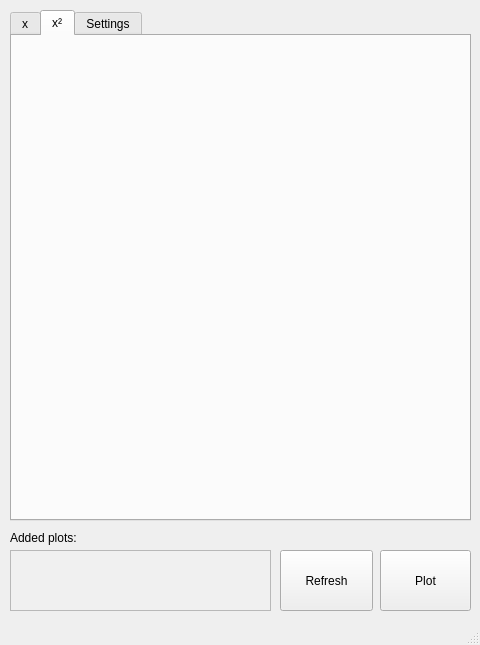
Before: the Qt Designer form school_function_drawer.ui in Zaby1990/school_function_drawer, drawn with Qt 5.
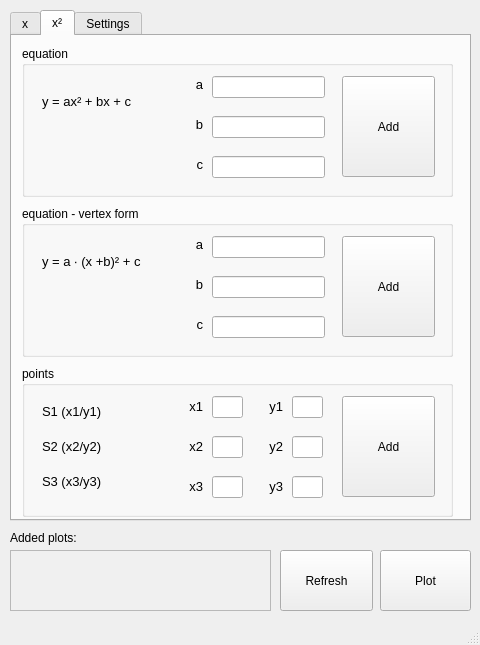
After: the same form once the commit is applied. The open tabs and pages were chosen to show the change.

Commit message: add content of x² tab in gui

The edit to the form file:
```diff
--- a/school_function_drawer.ui
+++ b/school_function_drawer.ui
@@ -327,6 +327,546 @@
      <attribute name="title">
       <string>x²</string>
      </attribute>
+     <widget class="QGroupBox" name="groupBox_4">
+      <property name="geometry">
+       <rect>
+        <x>10</x>
+        <y>10</y>
+        <width>431</width>
+        <height>151</height>
+       </rect>
+      </property>
+      <property name="title">
+       <string>equation</string>
+      </property>
+      <widget class="QLineEdit" name="txtEqM_2">
+       <property name="geometry">
+        <rect>
+         <x>190</x>
+         <y>30</y>
+         <width>113</width>
+         <height>22</height>
+        </rect>
+       </property>
+      </widget>
+      <widget class="QLineEdit" name="txtEqN_2">
+       <property name="geometry">
+        <rect>
+         <x>190</x>
+         <y>70</y>
+         <width>113</width>
+         <height>22</height>
+        </rect>
+       </property>
+      </widget>
+      <widget class="QLabel" name="label_2">
+       <property name="geometry">
+        <rect>
+         <x>160</x>
+         <y>30</y>
+         <width>21</width>
+         <height>16</height>
+        </rect>
+       </property>
+       <property name="font">
+        <font>
+         <pointsize>10</pointsize>
+        </font>
+       </property>
+       <property name="text">
+        <string>a</string>
+       </property>
+       <property name="alignment">
+        <set>Qt::AlignRight|Qt::AlignTrailing|Qt::AlignVCenter</set>
+       </property>
+      </widget>
+      <widget class="QLabel" name="label_12">
+       <property name="geometry">
+        <rect>
+         <x>160</x>
+         <y>70</y>
+         <width>21</width>
+         <height>16</height>
+        </rect>
+       </property>
+       <property name="font">
+        <font>
+         <pointsize>10</pointsize>
+        </font>
+       </property>
+       <property name="text">
+        <string>b</string>
+       </property>
+       <property name="alignment">
+        <set>Qt::AlignRight|Qt::AlignTrailing|Qt::AlignVCenter</set>
+       </property>
+      </widget>
+      <widget class="QLabel" name="label_13">
+       <property name="geometry">
+        <rect>
+         <x>20</x>
+         <y>40</y>
+         <width>101</width>
+         <height>31</height>
+        </rect>
+       </property>
+       <property name="font">
+        <font>
+         <pointsize>10</pointsize>
+        </font>
+       </property>
+       <property name="text">
+        <string>y = ax² + bx + c</string>
+       </property>
+      </widget>
+      <widget class="QPushButton" name="butAddLinEq_2">
+       <property name="geometry">
+        <rect>
+         <x>320</x>
+         <y>30</y>
+         <width>93</width>
+         <height>101</height>
+        </rect>
+       </property>
+       <property name="text">
+        <string>Add</string>
+       </property>
+      </widget>
+      <widget class="QLineEdit" name="txtEqN_3">
+       <property name="geometry">
+        <rect>
+         <x>190</x>
+         <y>110</y>
+         <width>113</width>
+         <height>22</height>
+        </rect>
+       </property>
+      </widget>
+      <widget class="QLabel" name="label_14">
+       <property name="geometry">
+        <rect>
+         <x>160</x>
+         <y>110</y>
+         <width>21</width>
+         <height>16</height>
+        </rect>
+       </property>
+       <property name="font">
+        <font>
+         <pointsize>10</pointsize>
+        </font>
+       </property>
+       <property name="text">
+        <string>c</string>
+       </property>
+       <property name="alignment">
+        <set>Qt::AlignRight|Qt::AlignTrailing|Qt::AlignVCenter</set>
+       </property>
+      </widget>
+     </widget>
+     <widget class="QGroupBox" name="groupBox_5">
+      <property name="geometry">
+       <rect>
+        <x>10</x>
+        <y>170</y>
+        <width>431</width>
+        <height>151</height>
+       </rect>
+      </property>
+      <property name="title">
+       <string>equation - vertex form</string>
+      </property>
+      <widget class="QLineEdit" name="txtEqM_4">
+       <property name="geometry">
+        <rect>
+         <x>190</x>
+         <y>30</y>
+         <width>113</width>
+         <height>22</height>
+        </rect>
+       </property>
+      </widget>
+      <widget class="QLineEdit" name="txtEqN_6">
+       <property name="geometry">
+        <rect>
+         <x>190</x>
+         <y>70</y>
+         <width>113</width>
+         <height>22</height>
+        </rect>
+       </property>
+      </widget>
+      <widget class="QLabel" name="label_19">
+       <property name="geometry">
+        <rect>
+         <x>160</x>
+         <y>30</y>
+         <width>21</width>
+         <height>16</height>
+        </rect>
+       </property>
+       <property name="font">
+        <font>
+         <pointsize>10</pointsize>
+        </font>
+       </property>
+       <property name="text">
+        <string>a</string>
+       </property>
+       <property name="alignment">
+        <set>Qt::AlignRight|Qt::AlignTrailing|Qt::AlignVCenter</set>
+       </property>
+      </widget>
+      <widget class="QLabel" name="label_20">
+       <property name="geometry">
+        <rect>
+         <x>160</x>
+         <y>70</y>
+         <width>21</width>
+         <height>16</height>
+        </rect>
+       </property>
+       <property name="font">
+        <font>
+         <pointsize>10</pointsize>
+        </font>
+       </property>
+       <property name="text">
+        <string>b</string>
+       </property>
+       <property name="alignment">
+        <set>Qt::AlignRight|Qt::AlignTrailing|Qt::AlignVCenter</set>
+       </property>
+      </widget>
+      <widget class="QLabel" name="label_21">
+       <property name="geometry">
+        <rect>
+         <x>20</x>
+         <y>40</y>
+         <width>121</width>
+         <height>31</height>
+        </rect>
+       </property>
+       <property name="font">
+        <font>
+         <pointsize>10</pointsize>
+        </font>
+       </property>
+       <property name="text">
+        <string>y = a ∙ (x +b)² + c</string>
+       </property>
+      </widget>
+      <widget class="QPushButton" name="butAddLinEq_4">
+       <property name="geometry">
+        <rect>
+         <x>320</x>
+         <y>30</y>
+         <width>93</width>
+         <height>101</height>
+        </rect>
+       </property>
+       <property name="text">
+        <string>Add</string>
+       </property>
+      </widget>
+      <widget class="QLineEdit" name="txtEqN_7">
+       <property name="geometry">
+        <rect>
+         <x>190</x>
+         <y>110</y>
+         <width>113</width>
+         <height>22</height>
+        </rect>
+       </property>
+      </widget>
+      <widget class="QLabel" name="label_22">
+       <property name="geometry">
+        <rect>
+         <x>160</x>
+         <y>110</y>
+         <width>21</width>
+         <height>16</height>
+        </rect>
+       </property>
+       <property name="font">
+        <font>
+         <pointsize>10</pointsize>
+        </font>
+       </property>
+       <property name="text">
+        <string>c</string>
+       </property>
+       <property name="alignment">
+        <set>Qt::AlignRight|Qt::AlignTrailing|Qt::AlignVCenter</set>
+       </property>
+      </widget>
+     </widget>
+     <widget class="QGroupBox" name="groupBox_6">
+      <property name="geometry">
+       <rect>
+        <x>10</x>
+        <y>330</y>
+        <width>431</width>
+        <height>151</height>
+       </rect>
+      </property>
+      <property name="title">
+       <string>points</string>
+      </property>
+      <widget class="QLineEdit" name="txtLinPoiX1_2">
+       <property name="geometry">
+        <rect>
+         <x>190</x>
+         <y>30</y>
+         <width>31</width>
+         <height>22</height>
+        </rect>
+       </property>
+      </widget>
+      <widget class="QLineEdit" name="txtLinPoiX2_2">
+       <property name="geometry">
+        <rect>
+         <x>190</x>
+         <y>70</y>
+         <width>31</width>
+         <height>22</height>
+        </rect>
+       </property>
+      </widget>
+      <widget class="QLabel" name="label_23">
+       <property name="geometry">
+        <rect>
+         <x>20</x>
+         <y>30</y>
+         <width>101</width>
+         <height>31</height>
+        </rect>
+       </property>
+       <property name="font">
+        <font>
+         <pointsize>10</pointsize>
+        </font>
+       </property>
+       <property name="text">
+        <string>S1 (x1/y1)</string>
+       </property>
+      </widget>
+      <widget class="QPushButton" name="butAddLinPoi_2">
+       <property name="geometry">
+        <rect>
+         <x>320</x>
+         <y>30</y>
+         <width>93</width>
+         <height>101</height>
+        </rect>
+       </property>
+       <property name="text">
+        <string>Add</string>
+       </property>
+      </widget>
+      <widget class="QLabel" name="label_24">
+       <property name="geometry">
+        <rect>
+         <x>20</x>
+         <y>65</y>
+         <width>101</width>
+         <height>31</height>
+        </rect>
+       </property>
+       <property name="font">
+        <font>
+         <pointsize>10</pointsize>
+        </font>
+       </property>
+       <property name="text">
+        <string>S2 (x2/y2)</string>
+       </property>
+      </widget>
+      <widget class="QLabel" name="label_25">
+       <property name="geometry">
+        <rect>
+         <x>160</x>
+         <y>30</y>
+         <width>21</width>
+         <height>21</height>
+        </rect>
+       </property>
+       <property name="font">
+        <font>
+         <pointsize>10</pointsize>
+        </font>
+       </property>
+       <property name="text">
+        <string>x1</string>
+       </property>
+       <property name="alignment">
+        <set>Qt::AlignRight|Qt::AlignTrailing|Qt::AlignVCenter</set>
+       </property>
+      </widget>
+      <widget class="QLabel" name="label_26">
+       <property name="geometry">
+        <rect>
+         <x>160</x>
+         <y>70</y>
+         <width>21</width>
+         <height>21</height>
+        </rect>
+       </property>
+       <property name="font">
+        <font>
+         <pointsize>10</pointsize>
+        </font>
+       </property>
+       <property name="text">
+        <string>x2</string>
+       </property>
+       <property name="alignment">
+        <set>Qt::AlignRight|Qt::AlignTrailing|Qt::AlignVCenter</set>
+       </property>
+      </widget>
+      <widget class="QLabel" name="label_27">
+       <property name="geometry">
+        <rect>
+         <x>240</x>
+         <y>70</y>
+         <width>21</width>
+         <height>21</height>
+        </rect>
+       </property>
+       <property name="font">
+        <font>
+         <pointsize>10</pointsize>
+        </font>
+       </property>
+       <property name="text">
+        <string>y2</string>
+       </property>
+       <property name="alignment">
+        <set>Qt::AlignRight|Qt::AlignTrailing|Qt::AlignVCenter</set>
+       </property>
+      </widget>
+      <widget class="QLabel" name="label_28">
+       <property name="geometry">
+        <rect>
+         <x>240</x>
+         <y>30</y>
+         <width>21</width>
+         <height>21</height>
+        </rect>
+       </property>
+       <property name="font">
+        <font>
+         <pointsize>10</pointsize>
+        </font>
+       </property>
+       <property name="text">
+        <string>y1</string>
+       </property>
+       <property name="alignment">
+        <set>Qt::AlignRight|Qt::AlignTrailing|Qt::AlignVCenter</set>
+       </property>
+      </widget>
+      <widget class="QLineEdit" name="txtLinPoiY1_2">
+       <property name="geometry">
+        <rect>
+         <x>270</x>
+         <y>30</y>
+         <width>31</width>
+         <height>22</height>
+        </rect>
+       </property>
+      </widget>
+      <widget class="QLineEdit" name="txtLinPoiY2_2">
+       <property name="geometry">
+        <rect>
+         <x>270</x>
+         <y>70</y>
+         <width>31</width>
+         <height>22</height>
+        </rect>
+       </property>
+      </widget>
+      <widget class="QLabel" name="label_29">
+       <property name="geometry">
+        <rect>
+         <x>240</x>
+         <y>110</y>
+         <width>21</width>
+         <height>21</height>
+        </rect>
+       </property>
+       <property name="font">
+        <font>
+         <pointsize>10</pointsize>
+        </font>
+       </property>
+       <property name="text">
+        <string>y3</string>
+       </property>
+       <property name="alignment">
+        <set>Qt::AlignRight|Qt::AlignTrailing|Qt::AlignVCenter</set>
+       </property>
+      </widget>
+      <widget class="QLineEdit" name="txtLinPoiY2_3">
+       <property name="geometry">
+        <rect>
+         <x>270</x>
+         <y>110</y>
+         <width>31</width>
+         <height>22</height>
+        </rect>
+       </property>
+      </widget>
+      <widget class="QLabel" name="label_30">
+       <property name="geometry">
+        <rect>
+         <x>160</x>
+         <y>110</y>
+         <width>21</width>
+         <height>21</height>
+        </rect>
+       </property>
+       <property name="font">
+        <font>
+         <pointsize>10</pointsize>
+        </font>
+       </property>
+       <property name="text">
+        <string>x3</string>
+       </property>
+       <property name="alignment">
+        <set>Qt::AlignRight|Qt::AlignTrailing|Qt::AlignVCenter</set>
+       </property>
+      </widget>
+      <widget class="QLineEdit" name="txtLinPoiX2_3">
+       <property name="geometry">
+        <rect>
+         <x>190</x>
+         <y>110</y>
+         <width>31</width>
+         <height>22</height>
+        </rect>
+       </property>
+      </widget>
+      <widget class="QLabel" name="label_31">
+       <property name="geometry">
+        <rect>
+         <x>20</x>
+         <y>100</y>
+         <width>101</width>
+         <height>31</height>
+        </rect>
+       </property>
+       <property name="font">
+        <font>
+         <pointsize>10</pointsize>
+        </font>
+       </property>
+       <property name="text">
+        <string>S3 (x3/y3)</string>
+       </property>
+      </widget>
+     </widget>
     </widget>
     <widget class="QWidget" name="tab">
      <attribute name="title">
```
Left out of the diff: 2 changed lines with no effect on the pictures.
